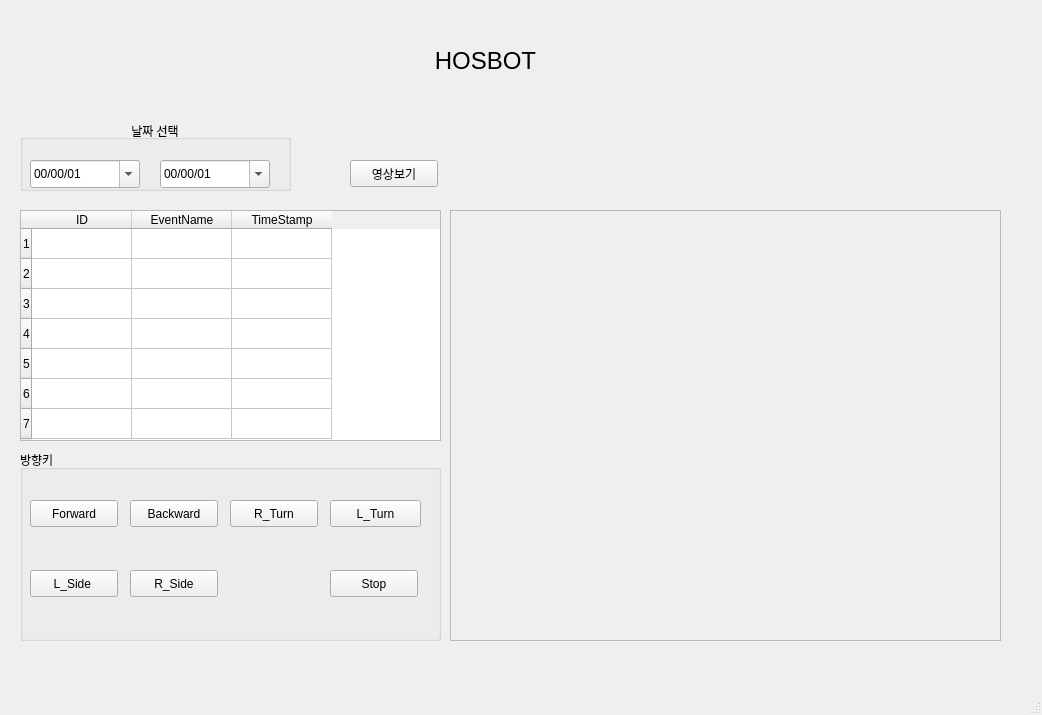
Qt form src/admin_pc/main_gui.ui (addinedu-ros-8th/deeplearning-repo-2) before a commit.
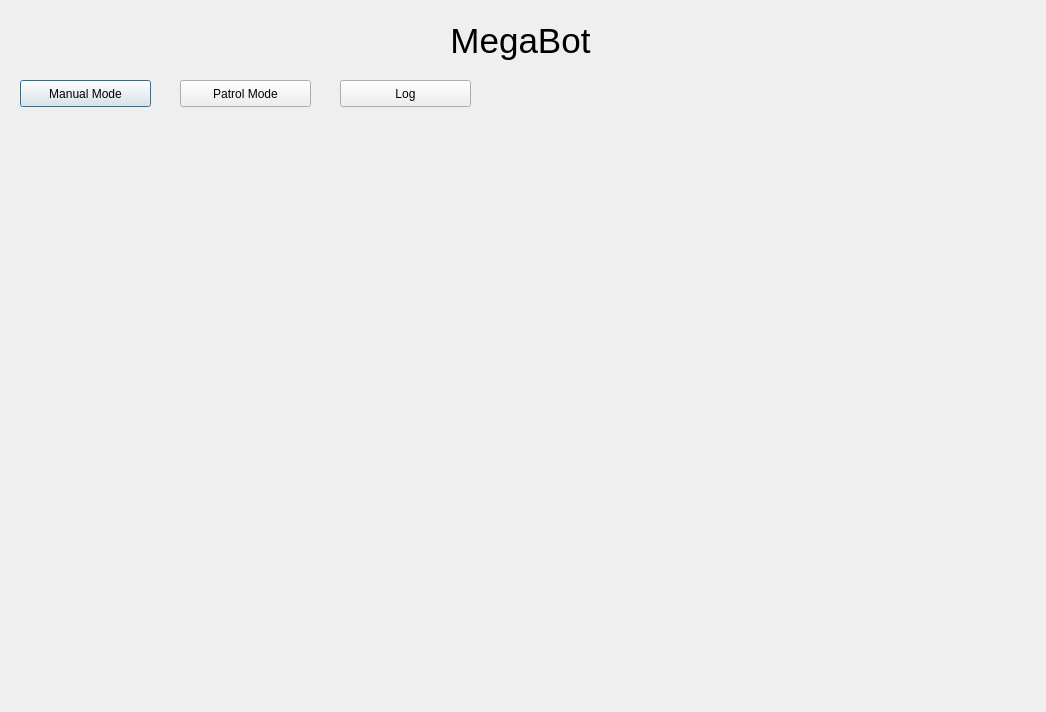
The same form after that commit.

```diff
--- a/src/admin_pc/main_gui.ui
+++ b/src/admin_pc/main_gui.ui
@@ -1,293 +1,91 @@
 <?xml version="1.0" encoding="UTF-8"?>
 <ui version="4.0">
- <class>MainWindow</class>
- <widget class="QMainWindow" name="MainWindow">
+ <class>Dialog</class>
+ <widget class="QDialog" name="Dialog">
   <property name="geometry">
    <rect>
     <x>0</x>
     <y>0</y>
-    <width>1042</width>
-    <height>715</height>
+    <width>1046</width>
+    <height>712</height>
    </rect>
   </property>
   <property name="windowTitle">
    <string>MainWindow</string>
   </property>
-  <widget class="QWidget" name="centralwidget">
-   <widget class="QTableWidget" name="tableWidget">
-    <property name="geometry">
-     <rect>
-      <x>20</x>
-      <y>210</y>
-      <width>421</width>
-      <height>231</height>
-     </rect>
-    </property>
-    <row>
-     <property name="text">
-      <string>1</string>
-     </property>
-    </row>
-    <row>
-     <property name="text">
-      <string>2</string>
-     </property>
-    </row>
-    <row>
-     <property name="text">
-      <string>3</string>
-     </property>
-    </row>
-    <row>
-     <property name="text">
-      <string>4</string>
-     </property>
-    </row>
-    <row>
-     <property name="text">
-      <string>5</string>
-     </property>
-    </row>
-    <row>
-     <property name="text">
-      <string>6</string>
-     </property>
-    </row>
-    <row>
-     <property name="text">
-      <string>7</string>
-     </property>
-    </row>
-    <column>
-     <property name="text">
-      <string>ID</string>
-     </property>
-    </column>
-    <column>
-     <property name="text">
-      <string>EventName</string>
-     </property>
-    </column>
-    <column>
-     <property name="text">
-      <string>TimeStamp</string>
-     </property>
-    </column>
-   </widget>
-   <widget class="QPushButton" name="pushButton_3">
-    <property name="geometry">
-     <rect>
-      <x>350</x>
-      <y>160</y>
-      <width>88</width>
-      <height>27</height>
-     </rect>
-    </property>
-    <property name="text">
-     <string>영상보기</string>
-    </property>
-   </widget>
-   <widget class="QFrame" name="frame">
-    <property name="geometry">
-     <rect>
-      <x>450</x>
-      <y>210</y>
-      <width>551</width>
-      <height>431</height>
-     </rect>
-    </property>
-    <property name="frameShape">
-     <enum>QFrame::StyledPanel</enum>
-    </property>
-    <property name="frameShadow">
-     <enum>QFrame::Raised</enum>
-    </property>
-   </widget>
-   <widget class="QGroupBox" name="groupBox">
-    <property name="geometry">
-     <rect>
-      <x>20</x>
-      <y>120</y>
-      <width>271</width>
-      <height>71</height>
-     </rect>
-    </property>
-    <property name="title">
-     <string>날짜 선택</string>
-    </property>
-    <property name="alignment">
-     <set>Qt::AlignCenter</set>
-    </property>
-    <widget class="QDateEdit" name="start_date">
-     <property name="geometry">
-      <rect>
-       <x>10</x>
-       <y>40</y>
-       <width>110</width>
-       <height>28</height>
-      </rect>
-     </property>
-     <property name="displayFormat">
-      <string>yy/mm/dd</string>
-     </property>
-     <property name="calendarPopup">
-      <bool>true</bool>
-     </property>
-    </widget>
-    <widget class="QDateEdit" name="end_date">
-     <property name="geometry">
-      <rect>
-       <x>140</x>
-       <y>40</y>
-       <width>110</width>
-       <height>28</height>
-      </rect>
-     </property>
-     <property name="displayFormat">
-      <string>yy/mm/dd</string>
-     </property>
-     <property name="calendarPopup">
-      <bool>true</bool>
-     </property>
-    </widget>
-   </widget>
-   <widget class="QLabel" name="label">
-    <property name="geometry">
-     <rect>
-      <x>390</x>
-      <y>50</y>
-      <width>191</width>
-      <height>21</height>
-     </rect>
-    </property>
-    <property name="font">
-     <font>
-      <pointsize>18</pointsize>
-     </font>
-    </property>
-    <property name="text">
-     <string>HOSBOT</string>
-    </property>
-    <property name="alignment">
-     <set>Qt::AlignCenter</set>
-    </property>
-   </widget>
-   <widget class="QGroupBox" name="groupBox_2">
-    <property name="geometry">
-     <rect>
-      <x>20</x>
-      <y>450</y>
-      <width>421</width>
-      <height>191</height>
-     </rect>
-    </property>
-    <property name="title">
-     <string>방향키</string>
-    </property>
-    <widget class="QPushButton" name="pushButton">
-     <property name="geometry">
-      <rect>
-       <x>10</x>
-       <y>50</y>
-       <width>88</width>
-       <height>27</height>
-      </rect>
-     </property>
-     <property name="text">
-      <string>Forward</string>
-     </property>
-    </widget>
-    <widget class="QPushButton" name="pushButton_4">
-     <property name="geometry">
-      <rect>
-       <x>10</x>
-       <y>120</y>
-       <width>88</width>
-       <height>27</height>
-      </rect>
-     </property>
-     <property name="text">
-      <string>L_Side </string>
-     </property>
-    </widget>
-    <widget class="QPushButton" name="pushButton_5">
-     <property name="geometry">
-      <rect>
-       <x>110</x>
-       <y>120</y>
-       <width>88</width>
-       <height>27</height>
-      </rect>
-     </property>
-     <property name="text">
-      <string>R_Side</string>
-     </property>
-    </widget>
-    <widget class="QPushButton" name="pushButton_6">
-     <property name="geometry">
-      <rect>
-       <x>110</x>
-       <y>50</y>
-       <width>88</width>
-       <height>27</height>
-      </rect>
-     </property>
-     <property name="text">
-      <string>Backward</string>
-     </property>
-    </widget>
-    <widget class="QPushButton" name="pushButton_7">
-     <property name="geometry">
-      <rect>
-       <x>310</x>
-       <y>120</y>
-       <width>88</width>
-       <height>27</height>
-      </rect>
-     </property>
-     <property name="text">
-      <string>Stop</string>
-     </property>
-    </widget>
-    <widget class="QPushButton" name="pushButton_8">
-     <property name="geometry">
-      <rect>
-       <x>310</x>
-       <y>50</y>
-       <width>91</width>
-       <height>27</height>
-      </rect>
-     </property>
-     <property name="text">
-      <string>L_Turn</string>
-     </property>
-    </widget>
-    <widget class="QPushButton" name="pushButton_9">
-     <property name="geometry">
-      <rect>
-       <x>210</x>
-       <y>50</y>
-       <width>88</width>
-       <height>27</height>
-      </rect>
-     </property>
-     <property name="text">
-      <string>R_Turn</string>
-     </property>
-    </widget>
-   </widget>
+  <widget class="QLabel" name="label">
+   <property name="geometry">
+    <rect>
+     <x>20</x>
+     <y>130</y>
+     <width>1001</width>
+     <height>561</height>
+    </rect>
+   </property>
+   <property name="text">
+    <string/>
+   </property>
   </widget>
-  <widget class="QMenuBar" name="menubar">
+  <widget class="QPushButton" name="manual_btn">
+   <property name="geometry">
+    <rect>
+     <x>20</x>
+     <y>80</y>
+     <width>131</width>
+     <height>27</height>
+    </rect>
+   </property>
+   <property name="text">
+    <string>Manual Mode</string>
+   </property>
+  </widget>
+  <widget class="QPushButton" name="patrol_btn">
+   <property name="geometry">
+    <rect>
+     <x>180</x>
+     <y>80</y>
+     <width>131</width>
+     <height>27</height>
+    </rect>
+   </property>
+   <property name="text">
+    <string>Patrol Mode</string>
+   </property>
+  </widget>
+  <widget class="QPushButton" name="log_btn">
+   <property name="geometry">
+    <rect>
+     <x>340</x>
+     <y>80</y>
+     <width>131</width>
+     <height>27</height>
+    </rect>
+   </property>
+   <property name="text">
+    <string>Log</string>
+   </property>
+  </widget>
+  <widget class="QLabel" name="label_2">
    <property name="geometry">
     <rect>
      <x>0</x>
-     <y>0</y>
-     <width>1042</width>
-     <height>24</height>
+     <y>20</y>
+     <width>1041</width>
+     <height>41</height>
     </rect>
    </property>
+   <property name="font">
+    <font>
+     <pointsize>26</pointsize>
+    </font>
+   </property>
+   <property name="text">
+    <string>MegaBot</string>
+   </property>
+   <property name="alignment">
+    <set>Qt::AlignCenter</set>
+   </property>
   </widget>
-  <widget class="QStatusBar" name="statusbar"/>
  </widget>
  <resources/>
  <connections/>
```
Left out of the diff: 2 changed lines with no effect on the pictures.
